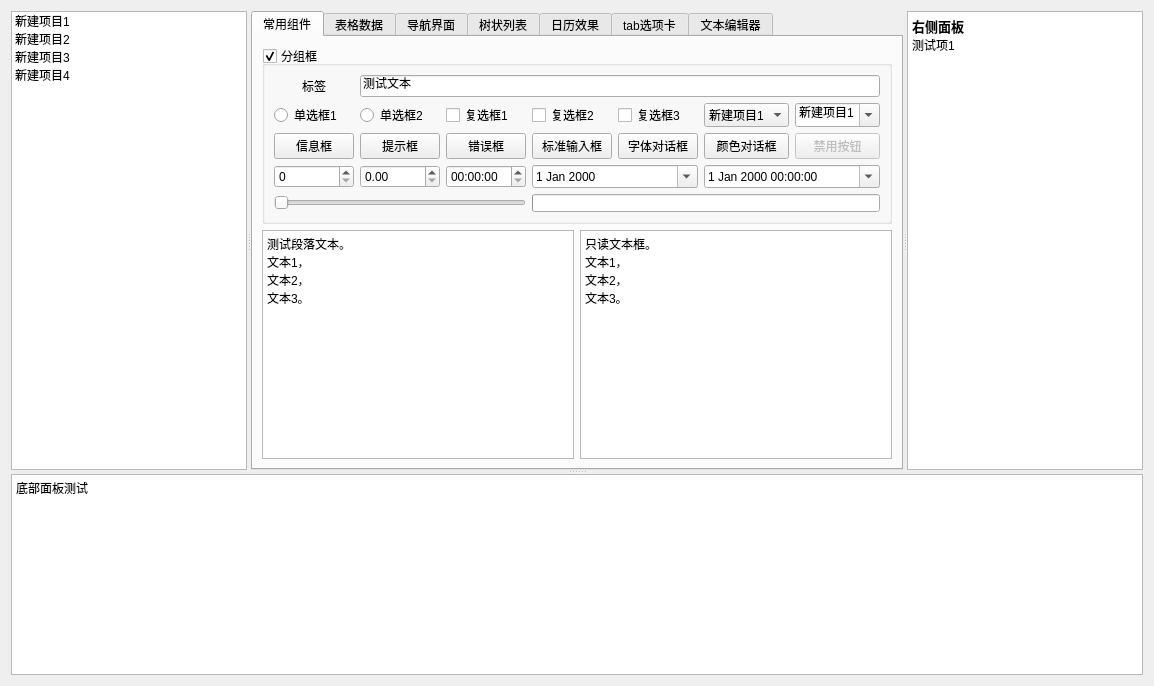
Old version of the form TestModule/mainwidget.ui in the repository zhongyang219/RibbonUiFrame.
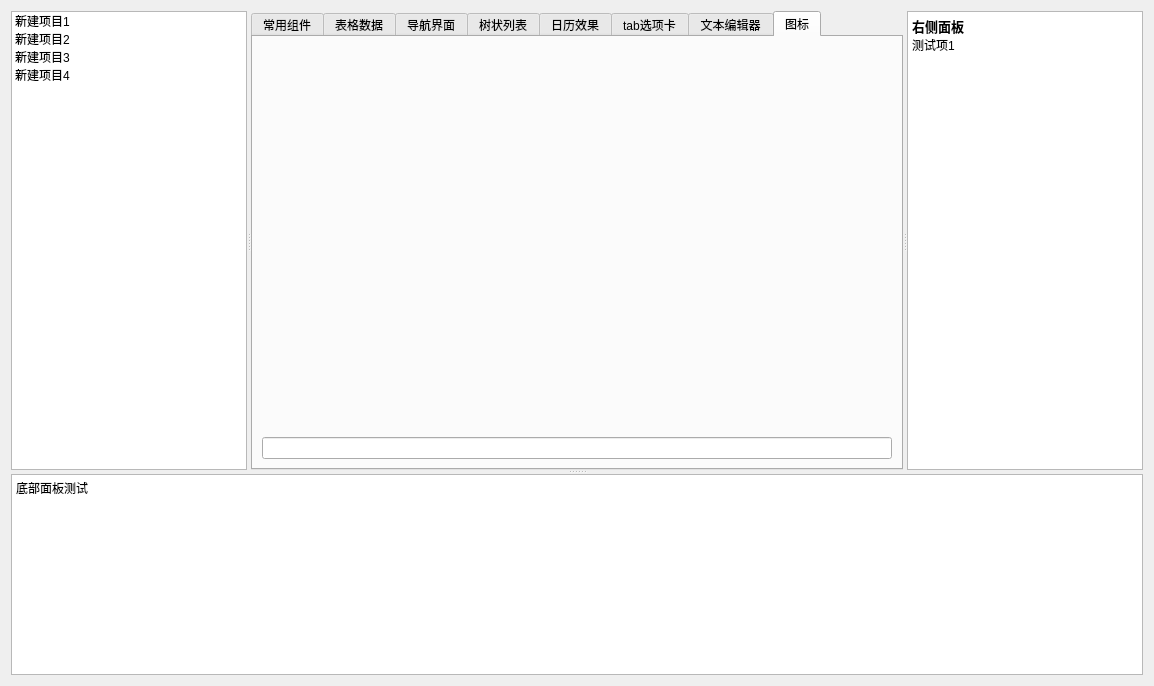
New version of the form. The open tabs and pages were chosen to show the change. Icons and pictures are not drawn.

Patch:
```diff
--- a/TestModule/mainwidget.ui
+++ b/TestModule/mainwidget.ui
@@ -73,7 +73,7 @@
         <attribute name="title">
          <string>常用组件</string>
         </attribute>
-        <layout class="QVBoxLayout" name="verticalLayout_6">
+        <layout class="QVBoxLayout" name="verticalLayout_8">
          <item>
           <widget class="QGroupBox" name="groupBox">
            <property name="styleSheet">
@@ -85,6 +85,8 @@
            <property name="checkable">
             <bool>true</bool>
            </property>
+           <layout class="QVBoxLayout" name="verticalLayout_6">
+            <item>
            <layout class="QGridLayout" name="gridLayout_2">
             <item row="1" column="6">
              <widget class="QComboBox" name="cbox2">
@@ -302,7 +304,6 @@
              </widget>
             </item>
            </layout>
-          </widget>
          </item>
          <item>
           <layout class="QHBoxLayout" name="horizontalLayout">
@@ -333,6 +334,9 @@
          </item>
         </layout>
        </widget>
+         </item>
+        </layout>
+       </widget>
        <widget class="QWidget" name="tab2">
         <attribute name="title">
          <string>表格数据</string>
@@ -1055,6 +1059,23 @@
          </item>
         </layout>
        </widget>
+       <widget class="QWidget" name="tab_11">
+        <attribute name="title">
+         <string>图标</string>
+        </attribute>
+        <layout class="QVBoxLayout" name="verticalLayout_7">
+         <item>
+          <widget class="QWidget" name="iconWidget" native="true"/>
+         </item>
+         <item>
+          <widget class="QLineEdit" name="iconDescEdit">
+           <property name="readOnly">
+            <bool>true</bool>
+           </property>
+          </widget>
+         </item>
+        </layout>
+       </widget>
       </widget>
       <widget class="QTextEdit" name="textEdit">
        <property name="html">
```
Left out of the diff: 10 changed lines with no effect on the pictures. Lines whose indentation alone changed are shown as unchanged.
